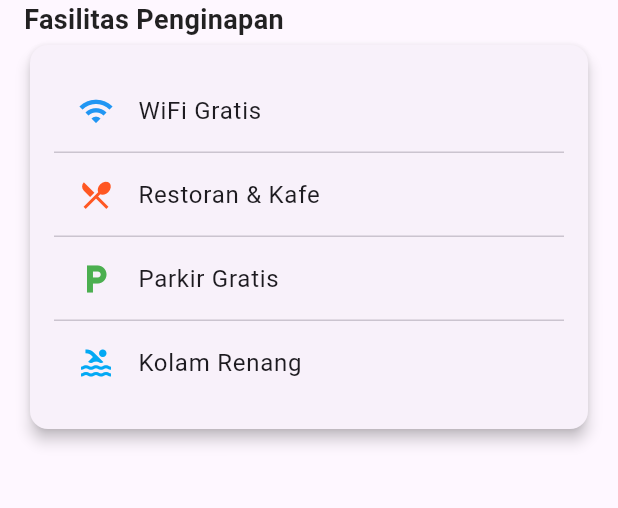
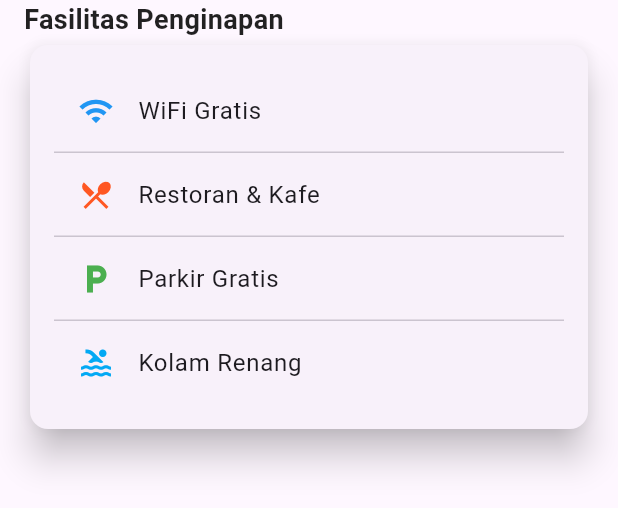
Before and after one commit to khaiqalsatrio/project_PamLanjut_115, a Flutter app: the DetailKamarFooter widget shown alone on an empty page, opened directly, on a phone screen of 412 x 824 dp. Shown: the top 508 px of the screen. Run offline on Flutter 3.47's test engine with Material 3 defaults, Android fonts, the phone set to English and light mode, and no system bars; our stand-ins replace dartz, flutter_bloc, flutter_secure_storage, geocoding, geolocator, google_maps_flutter; accounts and stored records are empty.

Commit message:
component detail kamar page

```diff
--- a/lib/presentation/customer/detail_kamar_page/components/detail_kamar_body.dart
+++ b/lib/presentation/customer/detail_kamar_page/components/detail_kamar_body.dart
@@ -52,7 +52,7 @@ class DetailKamarBody extends StatelessWidget {
                   ),
                   // List Kamar
                   SizedBox(
-                    height: 265,
+                    height: 260,
                     child: ListView.separated(
                       scrollDirection: Axis.horizontal,
                       padding: const EdgeInsets.symmetric(horizontal: 16),
@@ -175,7 +175,7 @@ class DetailKamarBody extends StatelessWidget {
                       },
                     ),
                   ),
-                  const SizedBox(height: 12),
+                  const SizedBox(height: 5),
                   // PROMO SECTION
                   const Padding(
                     padding: EdgeInsets.symmetric(horizontal: 16),
--- a/lib/presentation/customer/detail_kamar_page/components/detail_kamar_footer.dart
+++ b/lib/presentation/customer/detail_kamar_page/components/detail_kamar_footer.dart
@@ -22,7 +22,7 @@ class DetailKamarFooter extends StatelessWidget {
         Padding(
           padding: const EdgeInsets.symmetric(horizontal: 16.0),
           child: Card(
-            elevation: 4,
+            elevation: 10,
             shape: RoundedRectangleBorder(
               borderRadius: BorderRadius.circular(12),
             ),
--- a/lib/presentation/customer/detail_kamar_page/components/detail_kamar_header.dart
+++ b/lib/presentation/customer/detail_kamar_page/components/detail_kamar_header.dart
@@ -16,13 +16,9 @@ class DetailKamarHeader extends StatelessWidget {
       children: [
         // Background
         Container(
-          height: 125,
+          height: 130,
           decoration: const BoxDecoration(
             color: Color.fromARGB(255, 139, 162, 231),
-            borderRadius: BorderRadius.only(
-              bottomLeft: Radius.circular(25),
-              bottomRight: Radius.circular(25),
-            ),
           ),
         ),
         // Konten
```
